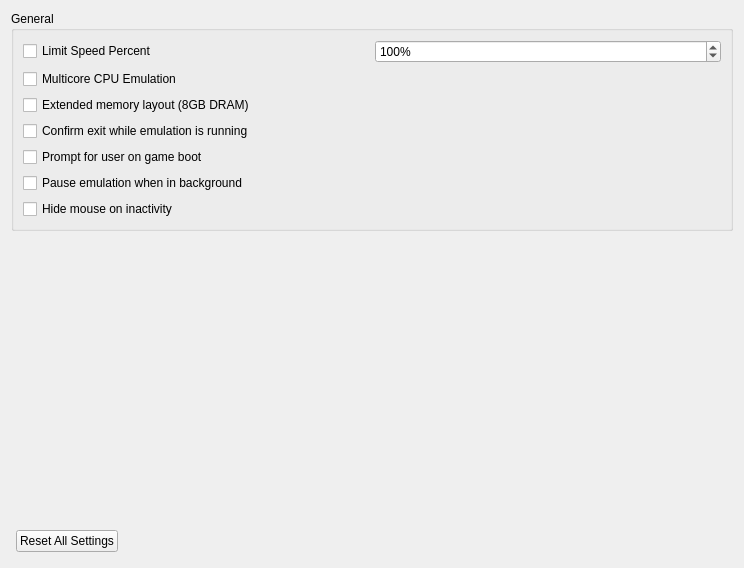
rorrim-rorrim/eden-alt, file src/yuzu/configuration/configure_general.ui: the form before one commit.
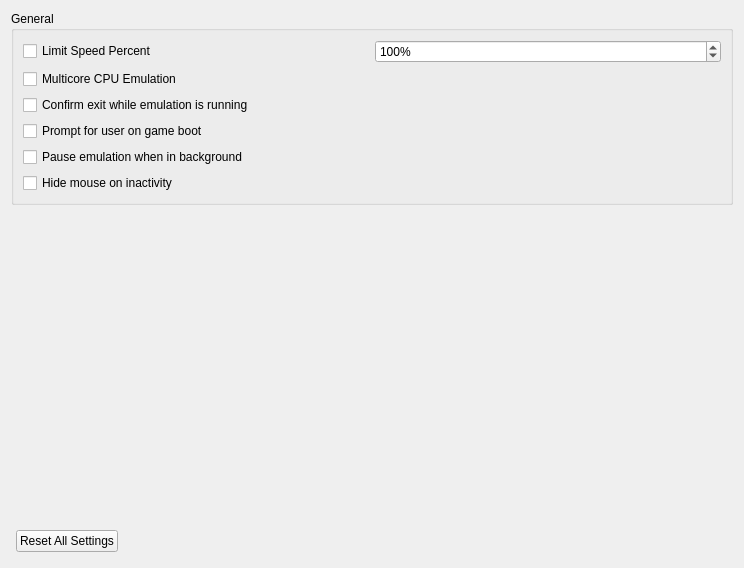
The form after the commit.

Commit message: settings: rename extended memory layout to unsafe, move from general to system

```diff
--- a/src/yuzu/configuration/configure_general.ui
+++ b/src/yuzu/configuration/configure_general.ui
@@ -61,13 +61,6 @@
             </property>
            </widget>
           </item>
-          <item>
-           <widget class="QCheckBox" name="use_extended_memory_layout">
-            <property name="text">
-             <string>Extended memory layout (8GB DRAM)</string>
-            </property>
-           </widget>
-          </item>
           <item>
            <widget class="QCheckBox" name="toggle_check_exit">
             <property name="text">
```
The commit also changes 12 other files.
